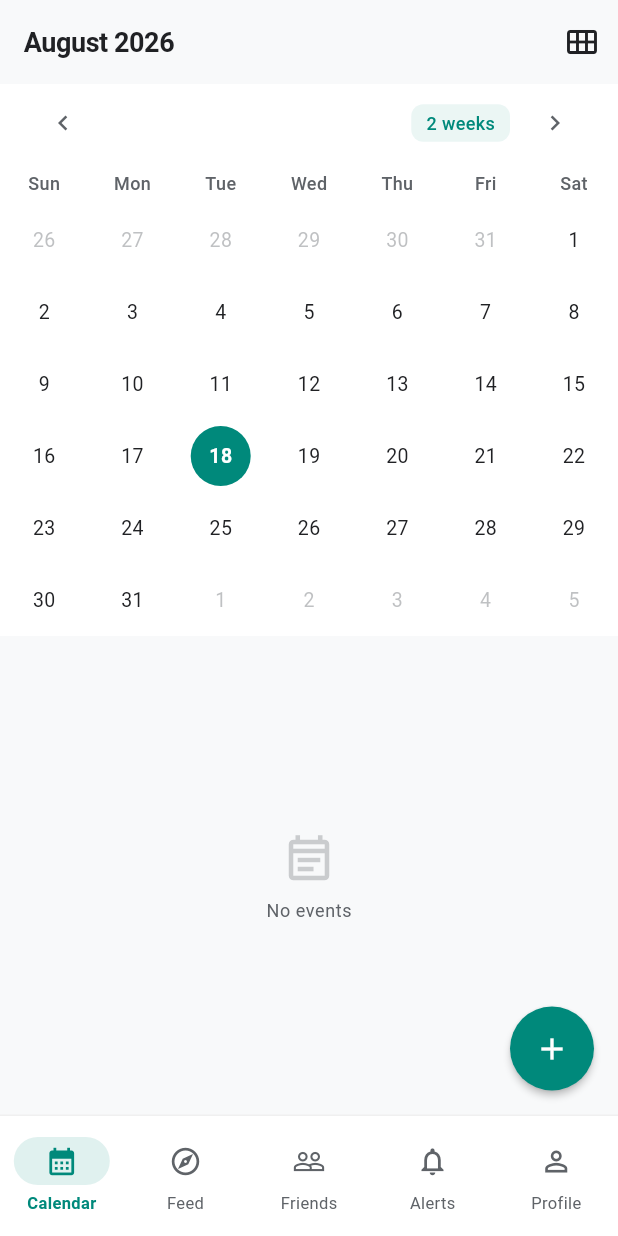
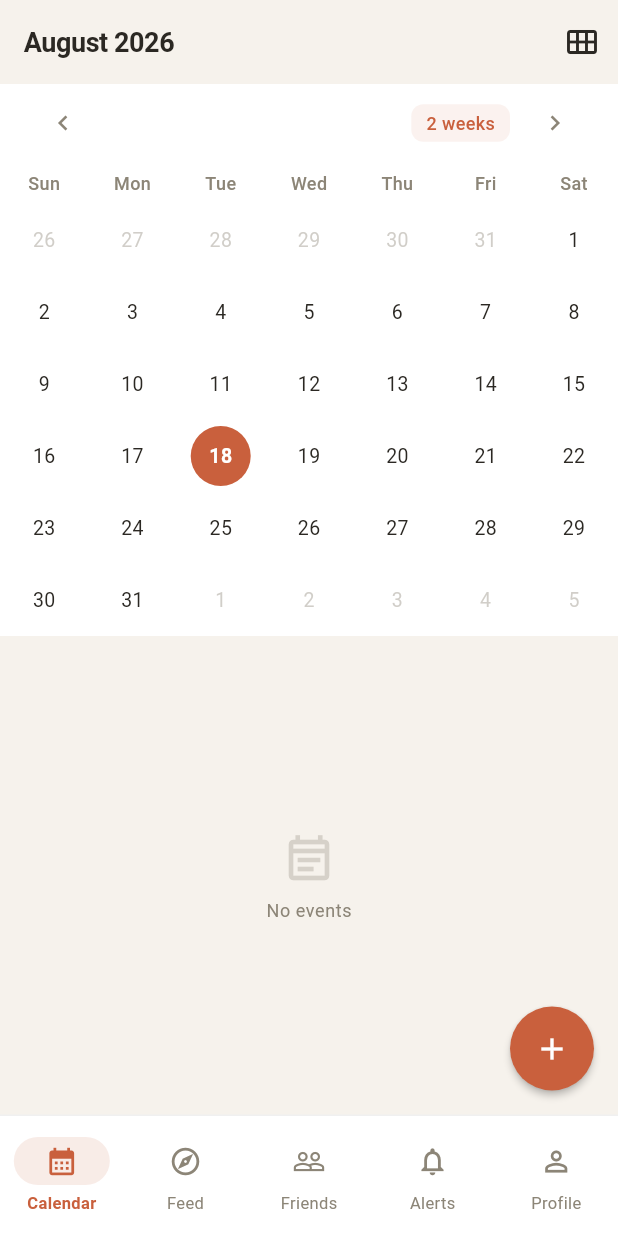
Before and after one commit to nnavnita/tempo, a Flutter app: the screen it shows once a user with an empty profile is signed in, on a phone screen of 412 x 824 dp. Run offline on Flutter 3.47's test engine with Material 3 defaults, Android fonts, the phone set to English and light mode, and no system bars; drawn by our look-alikes of table_calendar; our stand-ins replace cached_network_image, cloud_firestore, firebase_auth, firebase_core, flutter_riverpod, go_router and 1 more; missing offline and left inert: extension_google_sign_in_as_googleapis_auth, googleapis; accounts and stored records are empty.

Commit message:
feat: switch AppColors to terracotta/sage palette, add dark tokens

```diff
--- a/lib/core/theme/app_colors.dart
+++ b/lib/core/theme/app_colors.dart
@@ -3,16 +3,16 @@ import 'package:flutter/material.dart';
 class AppColors {
   AppColors._();
 
-  static const Color primary = Color(0xFF00897B);
-  static const Color primaryDark = Color(0xFF00695C);
-  static const Color secondary = Color(0xFF4DB6AC);
+  static const Color primary = Color(0xFFC9603D);
+  static const Color primaryDark = Color(0xFFA84E31);
+  static const Color secondary = Color(0xFF6B8E5A);
   static const Color error = Color(0xFFEA4335);
   static const Color warning = Color(0xFFFBBC04);
 
   static const Color surface = Color(0xFFFFFFFF);
-  static const Color background = Color(0xFFF8F9FA);
-  static const Color onSurface = Color(0xFF202124);
-  static const Color onSurfaceVariant = Color(0xFF5F6368);
+  static const Color background = Color(0xFFF6F2EC);
+  static const Color onSurface = Color(0xFF2B2823);
+  static const Color onSurfaceVariant = Color(0xFF8C8577);
 
   static const Color busySlot = Color(0xFFDADCE0);
   static const Color privateEvent = Color(0xFF9AA0A6);
@@ -23,4 +23,31 @@ class AppColors {
   static const Color visibilityPrivateBg = Color(0xFFF1F3F4);
   static const Color visibilityFriendsBg = Color(0xFFE8F0FE);
   static const Color visibilityEveryoneBg = Color(0xFFE6F4EA);
+
+  static const _AppColorsDark dark = _AppColorsDark();
 }
+
+/// Dark-mode counterparts of [AppColors]. Access via `AppColors.dark.*`.
+class _AppColorsDark {
+  const _AppColorsDark();
+
+  Color get primary => const Color(0xFFD97A54);
+  Color get primaryDark => const Color(0xFFB8623F);
+  Color get secondary => const Color(0xFF7BA366);
+  Color get error => const Color(0xFFEF5350);
+  Color get warning => const Color(0xFFFBBC04);
+
+  Color get surface => const Color(0xFF1E1E1E);
+  Color get background => const Color(0xFF121212);
+  Color get onSurface => const Color(0xFFF0EDE8);
+  Color get onSurfaceVariant => const Color(0xFF9C968D);
+
+  Color get busySlot => const Color(0xFF3A3A3A);
+  Color get privateEvent => const Color(0xFFB0B0B0);
+  Color get friendsEvent => const Color(0xFF26A69A);
+  Color get publicEvent => const Color(0xFF66BB6A);
+
+  Color get visibilityPrivateBg => const Color(0xFF2C2C2C);
+  Color get visibilityFriendsBg => const Color(0xFF1E2A3A);
+  Color get visibilityEveryoneBg => const Color(0xFF1B2E1F);
+}
```
Also changed, not shown: 1 other file.
